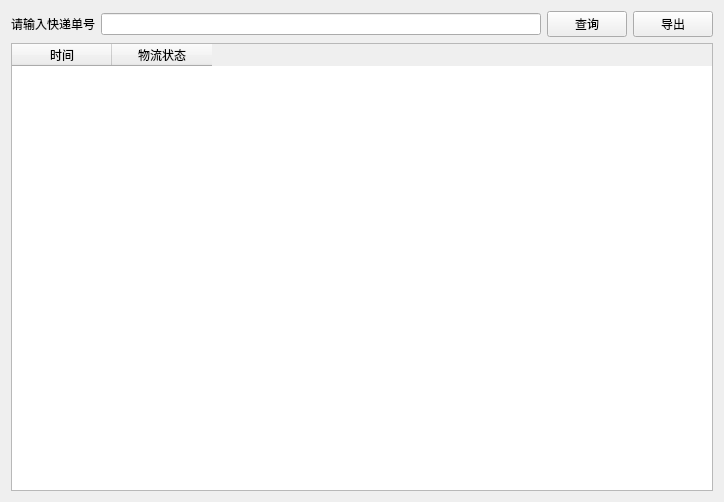
The window that 00_项目文件库/1_UI/Logistics.ui (guolishan/Python) describes before a commit, drawn with Qt 5.
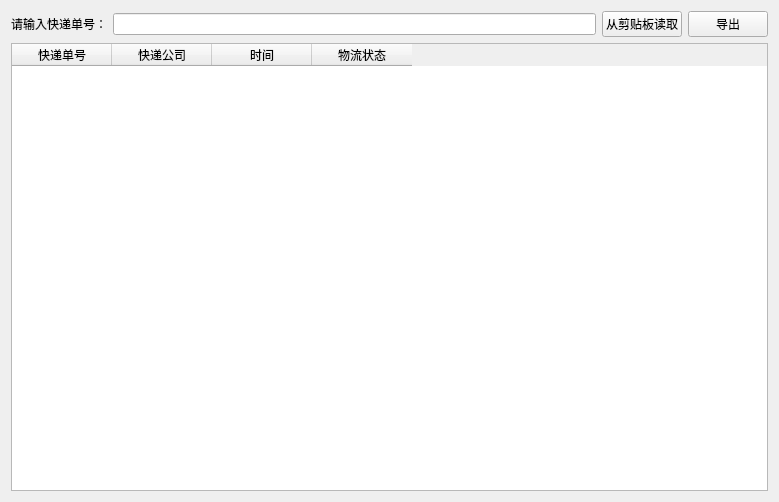
The same window after the commit.

Commit message: 20200904 批量查快递

```diff
--- a/00_项目文件库/1_UI/Logistics.ui
+++ b/00_项目文件库/1_UI/Logistics.ui
@@ -6,7 +6,7 @@
    <rect>
     <x>0</x>
     <y>0</y>
-    <width>724</width>
+    <width>779</width>
     <height>502</height>
    </rect>
   </property>
@@ -21,17 +21,26 @@
        <item>
         <widget class="QLabel" name="label">
          <property name="text">
-          <string>请输入快递单号</string>
+          <string>请输入快递单号：</string>
          </property>
         </widget>
        </item>
        <item>
-        <widget class="QLineEdit" name="lineEdit"/>
+        <widget class="QLineEdit" name="lineEdit">
+         <property name="font">
+          <font>
+           <italic>false</italic>
+          </font>
+         </property>
+         <property name="text">
+          <string/>
+         </property>
+        </widget>
        </item>
        <item>
         <widget class="QPushButton" name="Button_Search">
          <property name="text">
-          <string>查询</string>
+          <string>从剪贴板读取</string>
          </property>
         </widget>
        </item>
@@ -58,6 +67,16 @@
        <attribute name="horizontalHeaderCascadingSectionResizes">
         <bool>true</bool>
        </attribute>
+       <column>
+        <property name="text">
+         <string>快递单号</string>
+        </property>
+       </column>
+       <column>
+        <property name="text">
+         <string>快递公司</string>
+        </property>
+       </column>
        <column>
         <property name="text">
          <string>时间</string>
```
The commit also changes 10 other files.
